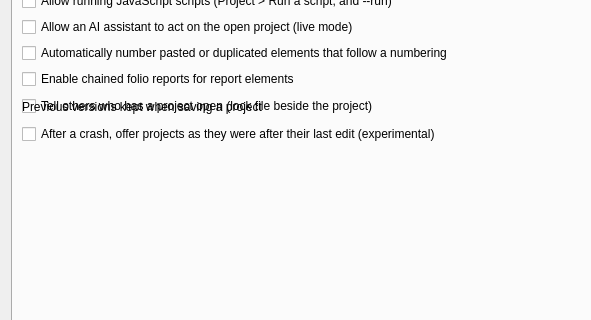
qelectrotech/qelectrotech-source-mirror, file sources/ui/configpage/generalconfigurationpage.ui: the form before one commit; both pictures show x 0 to 591 and y 162 to 482 of the 955 by 578 pixel window.
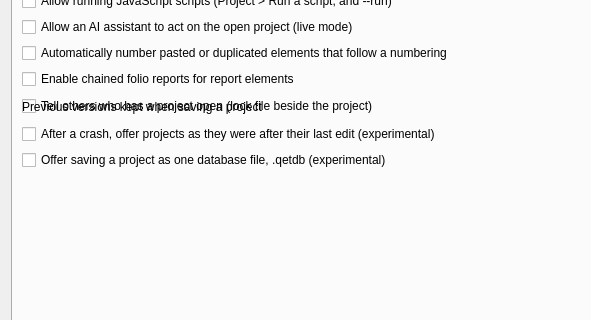
The form after the commit. The open tabs and pages were chosen to show the change. Custom widgets are drawn as their Qt base class.

Commit message: Add saving a project as one database file, .qetdb (experimental)

```diff
--- a/sources/ui/configpage/generalconfigurationpage.ui
+++ b/sources/ui/configpage/generalconfigurationpage.ui
@@ -480,6 +480,16 @@
         </widget>
        </item>
        <item row="10" column="0">
+        <widget class="QCheckBox" name="m_qetdb_enabled">
+         <property name="text">
+          <string>Offer saving a project as one database file, .qetdb (experimental)</string>
+         </property>
+         <property name="toolTip">
+          <string>Save As then offers .qetdb: the whole project in one SQLite file. The format may still change; keep a .qet or .qetz copy of projects that matter.</string>
+         </property>
+        </widget>
+       </item>
+       <item row="11" column="0">
         <spacer name="verticalSpacer_2">
          <property name="orientation">
           <enum>Qt::Vertical</enum>
```
The commit also changes 14 other files.
